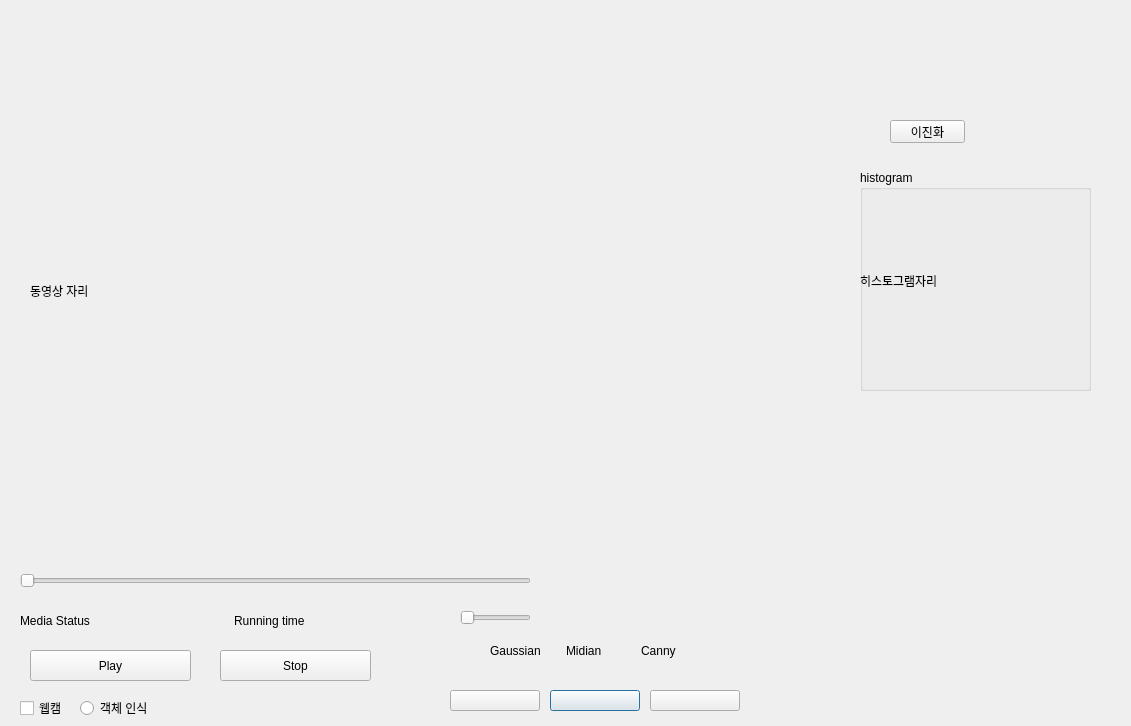
Qt form qt_designer/main2.ui (cozyrim/2023-summer-internship-raonhc) before a commit.
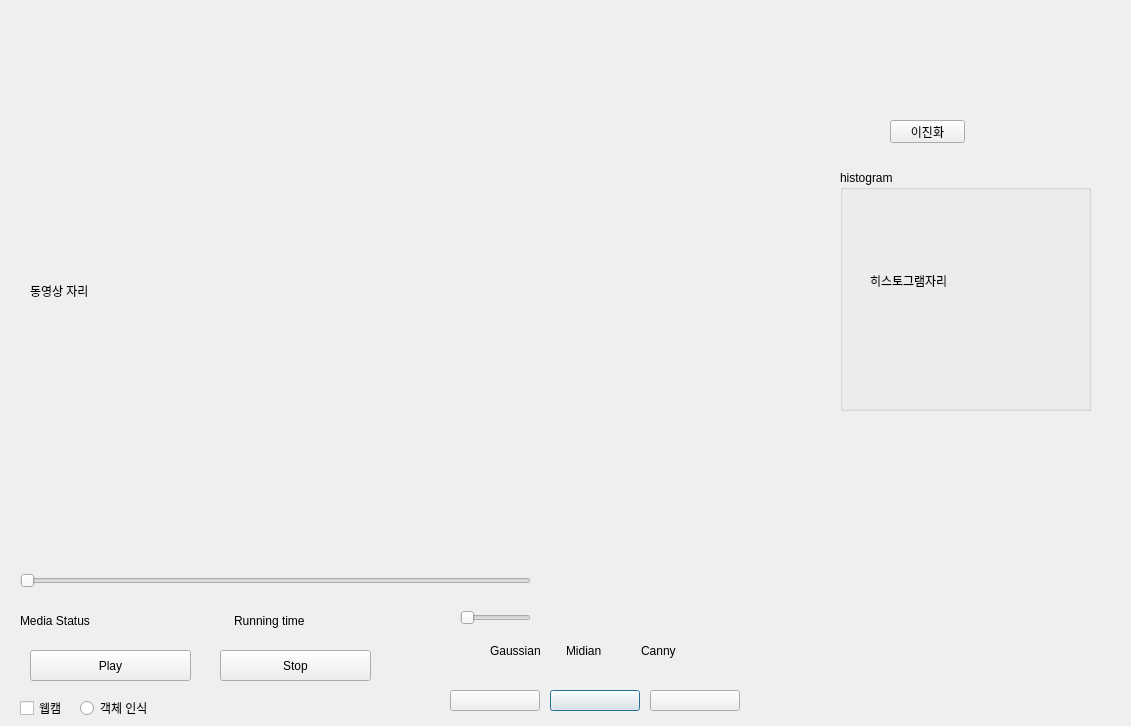
The same form after that commit. Icons and pictures are not drawn.

Diff of the .ui file:
```diff
--- a/qt_designer/main2.ui
+++ b/qt_designer/main2.ui
@@ -266,10 +266,10 @@
   <widget class="QGroupBox" name="histogram_group">
    <property name="geometry">
     <rect>
-     <x>860</x>
+     <x>840</x>
      <y>170</y>
-     <width>231</width>
-     <height>221</height>
+     <width>251</width>
+     <height>241</height>
     </rect>
    </property>
    <property name="title">
@@ -278,9 +278,9 @@
    <widget class="QLabel" name="histogram_label">
     <property name="geometry">
      <rect>
-      <x>0</x>
+      <x>30</x>
       <y>20</y>
-      <width>221</width>
+      <width>211</width>
       <height>181</height>
      </rect>
     </property>
```
